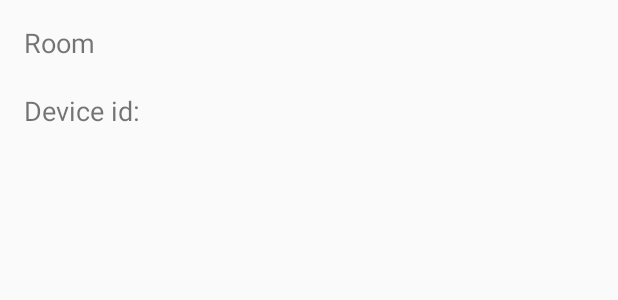
After one commit to kokopiotrowski/Sep4AndroidApp, an Android app: the layout fragment_setupdevice_overview.xml on its own in the app's theme, with its tools: preview values and no code run, on a phone screen of 412 x 824 dp. The commit adds this screen. Shown: the top 300 px of the screen. Run offline under Robolectric (Android 15) with nearby library versions, the light colour scheme and no system bars; network calls fail.

Commit message:
Dialog fragment added for device overview

```diff
--- a/app/src/main/java/com/example/sep4androidapp/fragments/roomFragment/RoomsFragment.java
+++ b/app/src/main/java/com/example/sep4androidapp/fragments/roomFragment/RoomsFragment.java
@@ -27,6 +27,7 @@ public class RoomsFragment extends Fragment {
     private RoomsAdapter adapter;
     private RoomsViewModel viewModel;
 
+
     @Nullable
     @Override
     public View onCreateView(@NonNull LayoutInflater inflater, @Nullable ViewGroup container, @Nullable Bundle savedInstanceState) {
@@ -42,8 +43,10 @@ public class RoomsFragment extends Fragment {
         viewModel = new ViewModelProvider(this).get(RoomsViewModel.class);
         viewModel.getDevices().observe(getViewLifecycleOwner(), devices -> adapter.setDevices(devices));
 
+        viewModel.updateRooms();
 
-        viewModel.updateRooms();
+        viewModel.openDevice(adapter, getActivity());
+
         return view;
     }
 }
--- /dev/null
+++ b/app/src/main/res/layout/fragment_setupdevice_overview.xml
@@ -0,0 +1,49 @@
+<?xml version="1.0" encoding="utf-8"?>
+<androidx.constraintlayout.widget.ConstraintLayout xmlns:android="http://schemas.android.com/apk/res/android"
+    xmlns:app="http://schemas.android.com/apk/res-auto"
+    xmlns:tools="http://schemas.android.com/tools"
+    android:layout_width="match_parent"
+    android:layout_height="match_parent">
+
+    <TextView
+        android:id="@+id/textView"
+        android:layout_width="100dp"
+        android:layout_height="25dp"
+        android:layout_marginStart="16dp"
+        android:layout_marginTop="16dp"
+        android:text="Room name:"
+        android:textSize="18sp"
+        app:layout_constraintStart_toStartOf="parent"
+        app:layout_constraintTop_toTopOf="parent" />
+
+    <TextView
+        android:id="@+id/textView2"
+        android:layout_width="100dp"
+        android:layout_height="25dp"
+        android:layout_marginStart="16dp"
+        android:layout_marginTop="20dp"
+        android:text="Device id:"
+        android:textSize="18sp"
+        app:layout_constraintStart_toStartOf="parent"
+        app:layout_constraintTop_toBottomOf="@+id/textView" />
+
+    <TextView
+        android:id="@+id/nameOverview"
+        android:layout_width="252dp"
+        android:layout_height="25dp"
+        android:layout_marginStart="8dp"
+        android:layout_marginTop="16dp"
+        android:textSize="18sp"
+        app:layout_constraintStart_toEndOf="@+id/textView"
+        app:layout_constraintTop_toTopOf="parent" />
+
+    <TextView
+        android:id="@+id/deviceIdOverview"
+        android:layout_width="252dp"
+        android:layout_height="25dp"
+        android:layout_marginStart="8dp"
+        android:layout_marginTop="20dp"
+        android:textSize="18sp"
+        app:layout_constraintStart_toEndOf="@+id/textView2"
+        app:layout_constraintTop_toBottomOf="@+id/nameOverview" />
+</androidx.constraintlayout.widget.ConstraintLayout>
```
Also changed, not shown: app/src/main/java/com/example/sep4androidapp/Adapter/RoomsAdapter.java (+21 -8 lines), app/src/main/java/com/example/sep4androidapp/ViewModels/RoomsViewModel.java (+20 -0 lines), app/src/main/java/com/example/sep4androidapp/fragments/roomFragment/DeviceOverview.java (added, +57 -0 lines).
